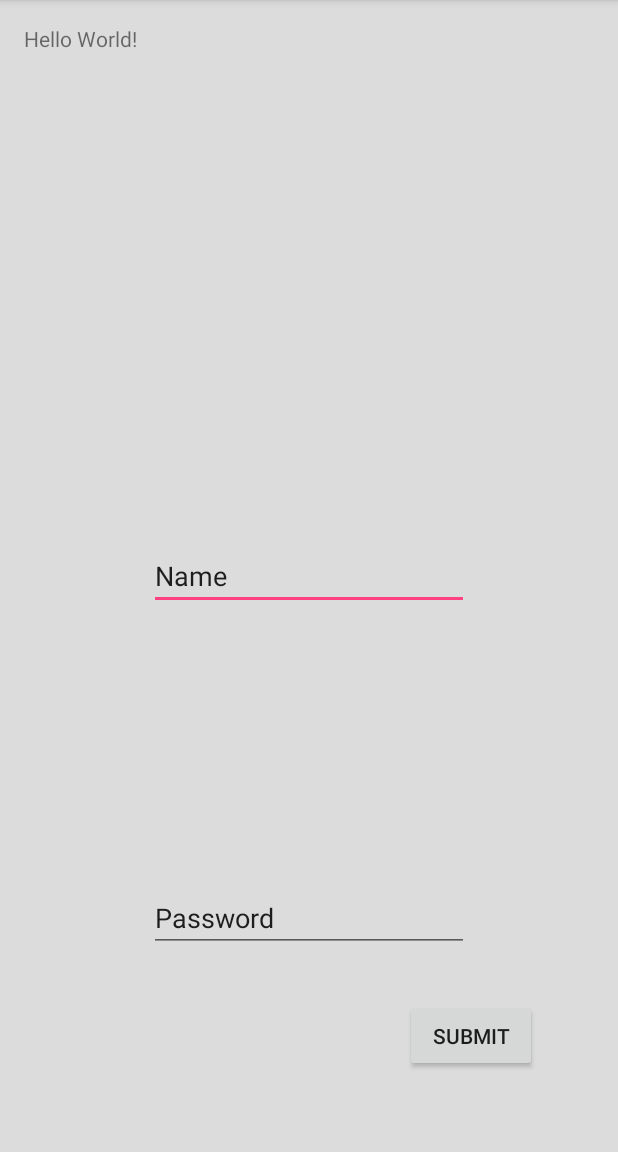
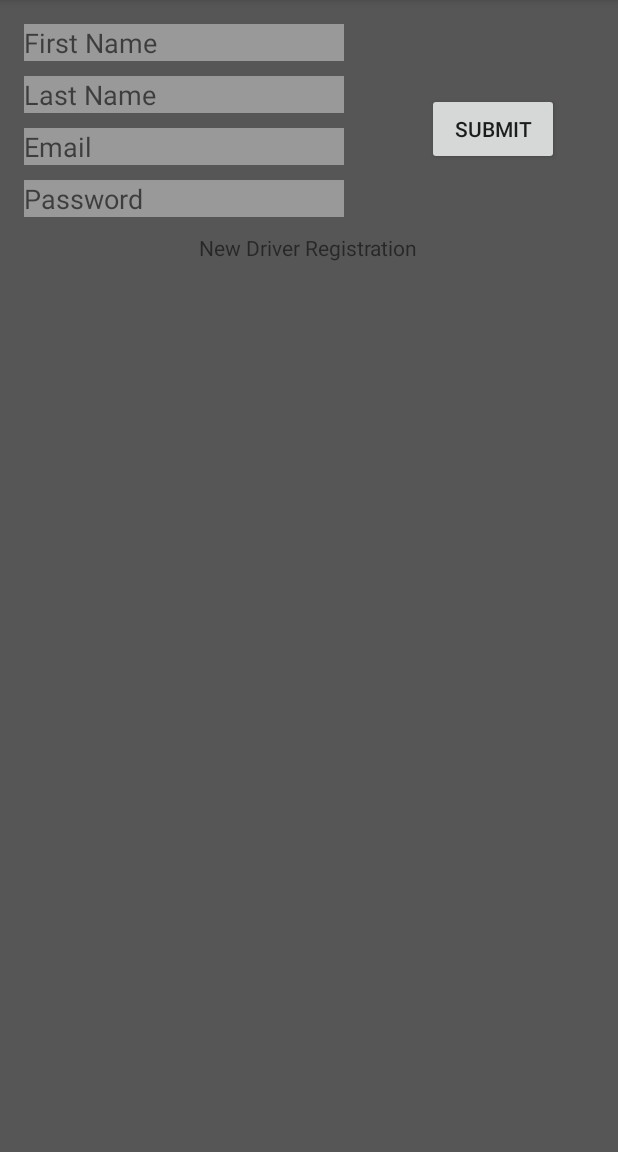
Before and after one commit to jsprouse1/DeliveryDriverApp, an Android app: the screen it shows after launch (MainActivity), after a tap on "SUBMIT", on a phone screen of 412 x 824 dp, the part 84-1236 px from its top. Run offline under Robolectric (Android 15) with nearby library versions, the phone set to English and light mode, and no system bars; our stand-ins replace Volley; network calls fail.

Commit message:
First Working Iteration

```diff
--- a/app/src/main/java/com/driver/jp/driverapp1/MainActivity.java
+++ b/app/src/main/java/com/driver/jp/driverapp1/MainActivity.java
@@ -21,7 +21,7 @@ import java.util.Map;
 
 public class MainActivity extends AppCompatActivity {
     Button button;
-    EditText Name, Password;
+    EditText FName, Password, LName, Email;
     String server_url = "http://192.168.50.4/DriverApp/new_user.php";
     AlertDialog.Builder builder;
 
@@ -29,26 +29,32 @@ public class MainActivity extends AppCompatActivity {
     protected void onCreate(Bundle savedInstanceState) {
         super.onCreate(savedInstanceState);
         setContentView(R.layout.activity_main);
-        button = (Button)findViewById(R.id.buttonSubmit);
-        Name = (EditText)findViewById(R.id.fName);
+        button = (Button)findViewById(R.id.bRegisterSubmit);
+        FName = (EditText)findViewById(R.id.fName);
+        LName = (EditText)findViewById(R.id.lName);
+        Email = (EditText)findViewById(R.id.email);
         Password = (EditText)findViewById(R.id.password);
         builder = new AlertDialog.Builder(MainActivity.this);
         button.setOnClickListener(new View.OnClickListener(){
            @Override
             public void onClick(View v){
-               final String name, password;
-                name = Name.getText().toString();
+               final String fName, lName, email, password;
+                fName = FName.getText().toString();
+                lName = LName.getText().toString();
+                email = Email.getText().toString();
                 password = Password.getText().toString();
                StringRequest stringRequest = new StringRequest(Request.Method.POST, server_url,
                        new Response.Listener<String>(){
                            @Override
                            public void onResponse(String response){
                             builder.setTitle("Server Response");
-                               builder.setMessage("Response :"+response);
+                               builder.setMessage("Response : "+response);
                                builder.setPositiveButton("OK", new DialogInterface.OnClickListener(){
                                    @Override
                                    public void onClick(DialogInterface dialog, int which){
-                                       Name.setText("");
+                                       FName.setText("");
+                                       LName.setText("");
+                                       Email.setText("");
                                        Password.setText("");
                                    }
                                });
@@ -66,7 +72,9 @@ public class MainActivity extends AppCompatActivity {
                    @Override
                    protected Map<String, String> getParams() throws AuthFailureError {
                         Map<String, String> params = new HashMap<String, String>();
-                        params.put("fName", name);
+                        params.put("fName", fName);
+                        params.put("lName", lName);
+                        params.put("email", email);
                         params.put("password", password);
                         return params;
                    }
--- a/app/src/main/java/com/driver/jp/driverapp1/MySingleton.java
+++ b/app/src/main/java/com/driver/jp/driverapp1/MySingleton.java
@@ -28,7 +28,7 @@ public class MySingleton {
     }
 
     public RequestQueue getRequestQueue(){
-        if(getRequestQueue()==null){
+        if(requestQueue==null){
             requestQueue = Volley.newRequestQueue(mCtx.getApplicationContext());
         }
         return requestQueue;
--- a/app/src/main/res/layout/activity_main.xml
+++ b/app/src/main/res/layout/activity_main.xml
@@ -9,45 +9,78 @@
     android:paddingRight="@dimen/activity_horizontal_margin"
     android:paddingTop="@dimen/activity_vertical_margin"
     tools:context="com.driver.jp.driverapp1.MainActivity"
-    android:background="?android:attr/colorControlHighlight">
-
-    <TextView
-        android:layout_width="wrap_content"
-        android:layout_height="wrap_content"
-        android:text="Hello World!"
-        android:id="@+id/textView" />
+    android:background="#565656">
 
     <EditText
         android:layout_width="wrap_content"
         android:layout_height="wrap_content"
         android:inputType="textPersonName"
-        android:text="Name"
         android:ems="10"
         android:id="@+id/fName"
-        android:layout_centerVertical="true"
-        android:layout_centerHorizontal="true" />
+        android:hint="First Name"
+        android:background="#999999"
+        android:layout_alignParentTop="true"
+        android:layout_alignParentLeft="true"
+        android:layout_alignParentStart="true" />
+
+    <EditText
+        android:layout_width="wrap_content"
+        android:layout_height="wrap_content"
+        android:inputType="textPersonName"
+        android:ems="10"
+        android:id="@+id/lName"
+        android:hint="Last Name"
+        android:background="#999999"
+        android:layout_below="@+id/fName"
+        android:layout_alignParentLeft="true"
+        android:layout_alignParentStart="true"
+        android:layout_marginTop="10dp" />
+
+    <EditText
+        android:layout_width="wrap_content"
+        android:layout_height="wrap_content"
+        android:inputType="textPersonName"
+        android:ems="10"
+        android:id="@+id/email"
+        android:hint="Email"
+        android:background="#999999"
+        android:layout_below="@+id/lName"
+        android:layout_alignParentLeft="true"
+        android:layout_alignParentStart="true"
+        android:layout_marginTop="10dp"/>
+
+    <EditText
+        android:layout_width="wrap_content"
+        android:layout_height="wrap_content"
+        android:inputType="textPersonName"
+        android:ems="10"
+        android:id="@+id/password"
+        android:hint="Password"
+        android:background="#999999"
+        android:layout_below="@+id/email"
+        android:layout_alignParentLeft="true"
+        android:layout_alignParentStart="true"
+        android:layout_marginTop="10dp" />
 
     <Button
         android:text="Submit"
         android:layout_width="wrap_content"
         android:layout_height="wrap_content"
-        android:layout_alignParentBottom="true"
+        android:layout_marginRight="23dp"
+        android:layout_marginEnd="23dp"
+        android:id="@+id/bRegisterSubmit"
+        android:layout_above="@+id/password"
         android:layout_alignParentRight="true"
-        android:layout_alignParentEnd="true"
-        android:layout_marginRight="38dp"
-        android:layout_marginEnd="38dp"
-        android:layout_marginBottom="37dp"
-        android:id="@+id/buttonSubmit" />
+        android:layout_alignParentEnd="true" />
 
-    <EditText
+    <TextView
         android:layout_width="wrap_content"
         android:layout_height="wrap_content"
-        android:inputType="textPersonName"
-        android:text="Password"
-        android:ems="10"
-        android:layout_marginBottom="32dp"
-        android:id="@+id/password"
-        android:layout_above="@+id/buttonSubmit"
-        android:layout_alignLeft="@+id/fName"
-        android:layout_alignStart="@+id/fName" />
+        android:text="New Driver Registration"
+        android:id="@+id/textView2"
+        android:layout_below="@+id/bRegisterSubmit"
+        android:layout_centerHorizontal="true"
+        android:layout_marginTop="45dp" />
+
+
 </RelativeLayout>
```
